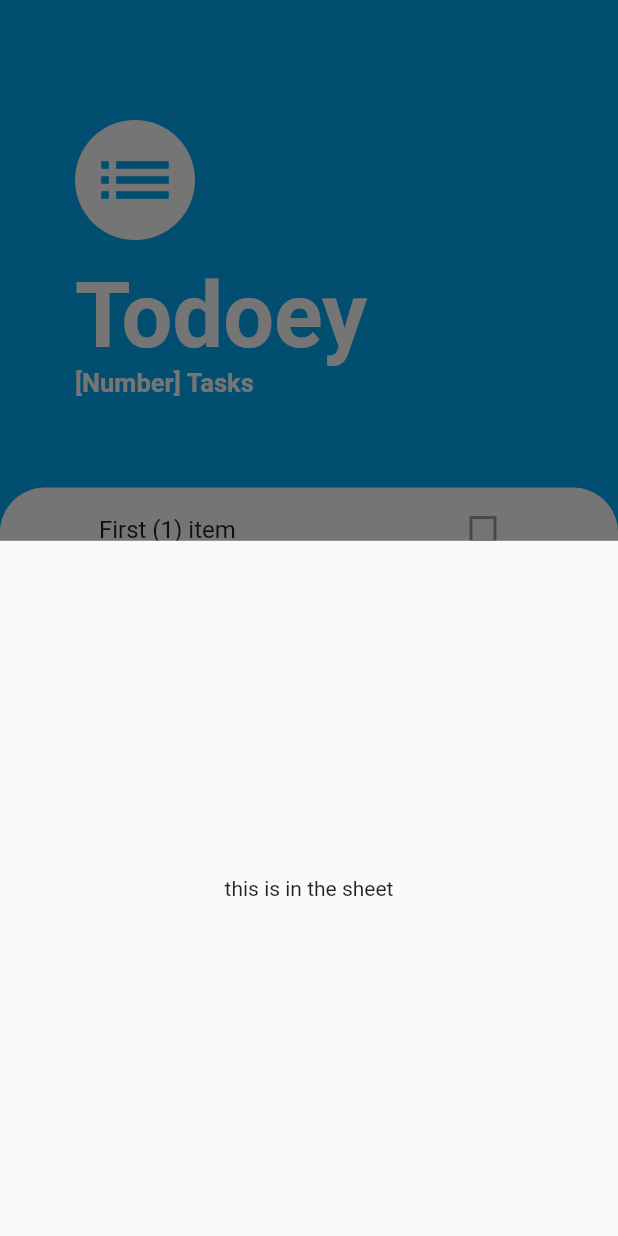
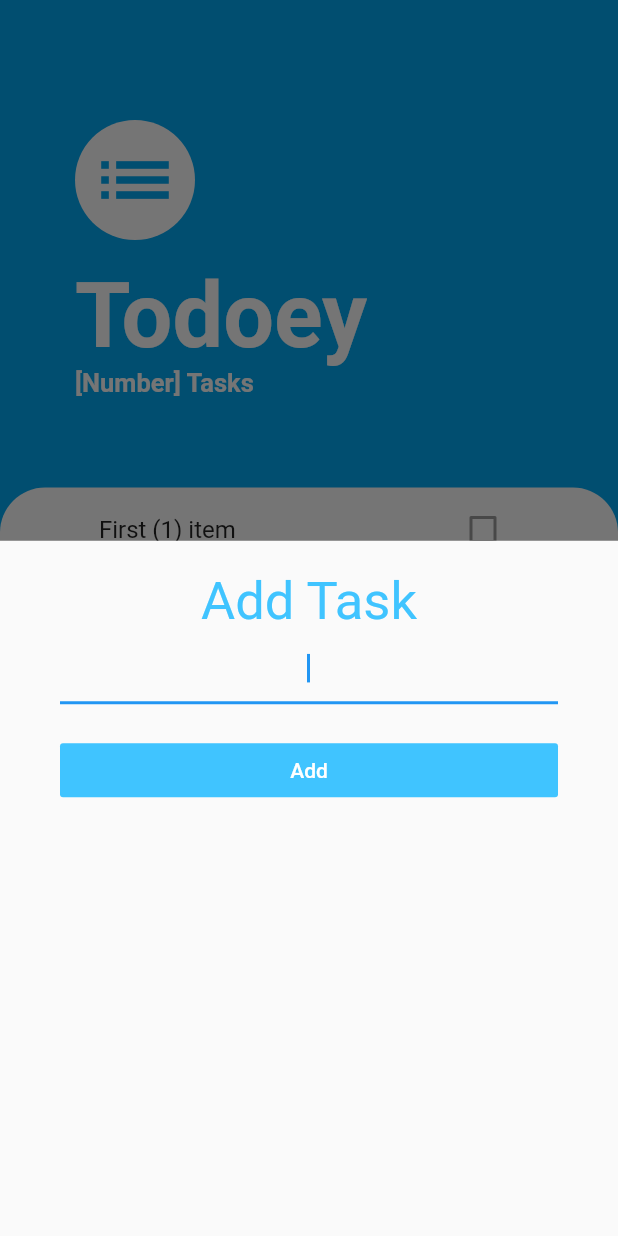
Before and after one commit to stefaniamak/flutter_course, a Flutter app: the screen it shows after launch, after a tap on the "add" icon, on a phone screen of 412 x 824 dp. Run offline on Flutter 3.47's test engine with Material 2 defaults, Android fonts, the phone set to English and light mode, and no system bars; our stand-ins replace animated_text_kit, audioplayers, cloud_firestore, firebase_auth, firebase_core, flutter_spinkit and 4 more; accounts and stored records are empty.

Commit message:
feat(todoey): modified UI in buttom sheet tab

```diff
--- a/todoey_flutter/lib/screens/add_task_bottom_sheet.dart
+++ b/todoey_flutter/lib/screens/add_task_bottom_sheet.dart
@@ -4,8 +4,41 @@ class AddTaskBottomSheet extends StatelessWidget {
   @override
   Widget build(BuildContext context) {
     return Container(
+      padding: EdgeInsets.symmetric(
+        horizontal: 40.0,
+        vertical: 20.0,
+      ),
       child: Center(
-        child: Text('this is in the sheet'),
+        child: Column(
+          crossAxisAlignment: CrossAxisAlignment.stretch,
+          children: [
+            Text(
+              'Add Task',
+              textAlign: TextAlign.center,
+              style: TextStyle(
+                fontSize: 35.0,
+                color: Colors.lightBlueAccent,
+              ),
+            ),
+            TextField(
+              autofocus: true,
+              textAlign: TextAlign.center,
+            ),
+            SizedBox(
+              height: 20.0,
+            ),
+            FlatButton(
+              color: Colors.lightBlueAccent,
+              onPressed: () {
+                // Code for on Pressed button
+              },
+              child: Text(
+                'Add',
+                style: TextStyle(color: Colors.white),
+              ),
+            )
+          ],
+        ),
       ),
     );
   }
```
